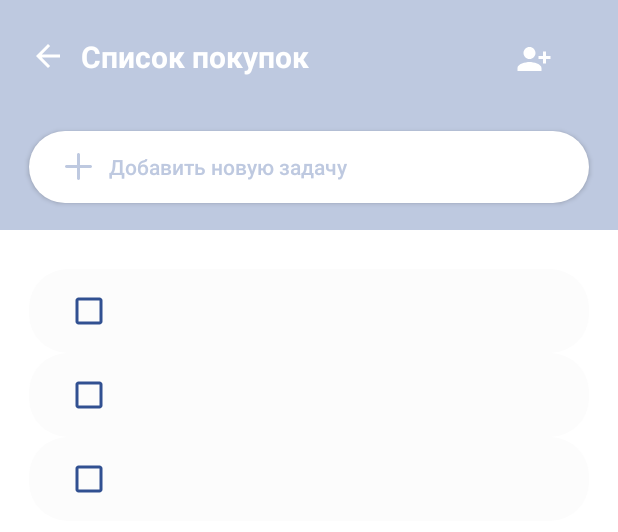
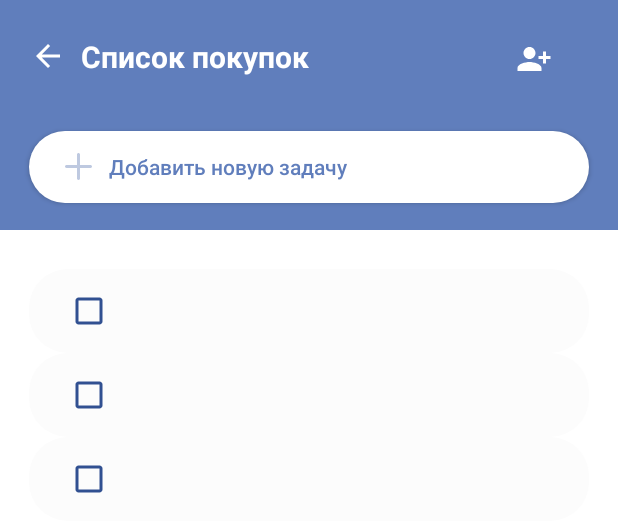
Before and after one commit to AlexeyGvozdev/TodoAndroid, an Android app: the layout fragment_table.xml on its own in the app's theme, with its tools: preview values and no code run, on a phone screen of 412 x 824 dp. Shown: the top 532 px of the screen. Run offline under Robolectric (Android 15) with nearby library versions, the phone set to English and light mode, and no system bars.

Commit message:
change colors

```diff
--- a/app/src/main/java/com/sinx/todo/ui/table/TaskAdapter.kt
+++ b/app/src/main/java/com/sinx/todo/ui/table/TaskAdapter.kt
@@ -21,7 +21,7 @@ class TaskAdapter : ListAdapter<TaskItem, TaskAdapter.TaskHolder>(TaskItem) {
                 check.isChecked = item.checked
                 val colorTitle = ContextCompat.getColor(
                     titleTask.context,
-                    if (item.checked) R.color.colorBlue else R.color.colorBlueDark
+                    if (item.checked) R.color.colorMainBlue else R.color.colorBlueDark
                 )
                 titleTask.setTextColor(colorTitle)
             }
--- a/app/src/main/res/layout/fragment_table.xml
+++ b/app/src/main/res/layout/fragment_table.xml
@@ -10,7 +10,7 @@
         android:id="@+id/toolbar"
         android:layout_width="match_parent"
         android:layout_height="wrap_content"
-        android:background="@color/colorBlue"
+        android:background="@color/colorMainBlue"
         app:layout_constraintTop_toTopOf="parent">
 
         <ImageButton
@@ -19,7 +19,7 @@
             android:layout_height="wrap_content"
             android:layout_marginStart="10dp"
             android:layout_marginTop="15dp"
-            android:background="@color/transparent"
+            android:background="@color/colorTransparent"
             android:contentDescription="@null"
             android:padding="10dp"
             android:src="@drawable/ic_arrow_back_24"
@@ -44,7 +44,7 @@
             android:layout_width="wrap_content"
             android:layout_height="wrap_content"
             android:layout_marginEnd="32dp"
-            android:background="@color/transparent"
+            android:background="@color/colorTransparent"
             android:contentDescription="@null"
             android:padding="12dp"
             android:src="@drawable/ic_add_user"
@@ -68,7 +68,7 @@
             android:drawablePadding="11dp"
             android:gravity="start|center"
             app:layout_constraintBottom_toBottomOf="parent"
-            android:textColor="@color/colorBlue"
+            android:textColor="@color/colorMainBlue"
             app:layout_constraintTop_toBottomOf="@id/back" />
 
     </androidx.constraintlayout.widget.ConstraintLayout>
--- a/app/src/main/res/values/colors.xml
+++ b/app/src/main/res/values/colors.xml
@@ -1,12 +1,13 @@
 <?xml version="1.0" encoding="utf-8"?>
 <resources>
-    <color name="colorPrimary">@color/colorBlue</color>
-    <color name="colorPrimaryDark">@color/colorBlue</color>
+    <color name="colorPrimary">@color/colorMainBlue</color>
+    <color name="colorPrimaryDark">@color/colorBlueDark</color>
     <color name="colorAccent">@color/colorBlueDark</color>
 
     <color name="colorBlueDark">#315091</color>
-    <color name="colorBlue">#BEC9E0</color>
+    <color name="colorMainBlue">#607EBC</color>
+    <color name="colorMainBlueDark">#5671AB</color>
     <color name="colorWhite">#fff</color>
-    <color name="transparent">#00FFFFFF</color>
+    <color name="colorTransparent">#00FFFFFF</color>
     <color name="colorGray">#FCFCFC</color>
 </resources>
```
